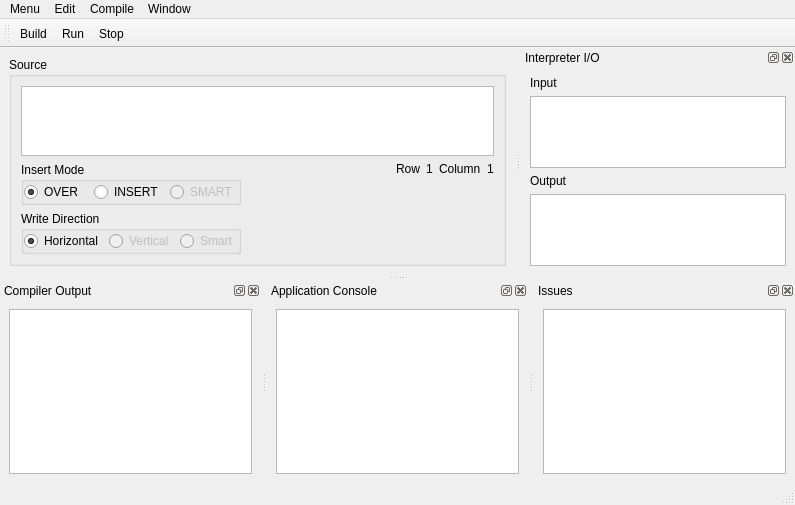
First picture: the form in Editor/TextEditor/mainwindow.ui, repository ccebinger/SWPSoSe14, before the edit.
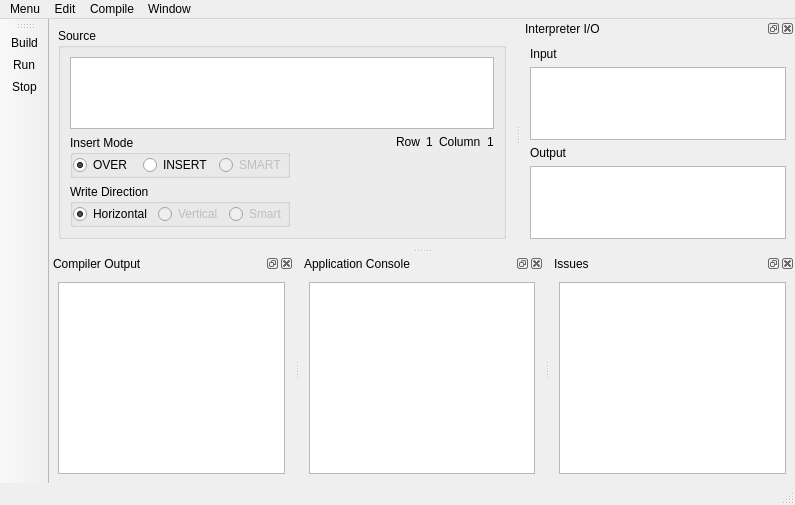
Second picture: the form after the edit. Icons and pictures are not drawn. Custom widgets are drawn as their Qt base class.

Commit message: re-added qrc-file and included button icons

```diff
--- a/Editor/TextEditor/mainwindow.ui
+++ b/Editor/TextEditor/mainwindow.ui
@@ -399,7 +399,7 @@
     <string>toolBar</string>
    </property>
    <attribute name="toolBarArea">
-    <enum>TopToolBarArea</enum>
+    <enum>LeftToolBarArea</enum>
    </attribute>
    <attribute name="toolBarBreak">
     <bool>false</bool>
```
Left out of the diff: 16 changed lines with no effect on the pictures. The commit also changes 3 other files.
